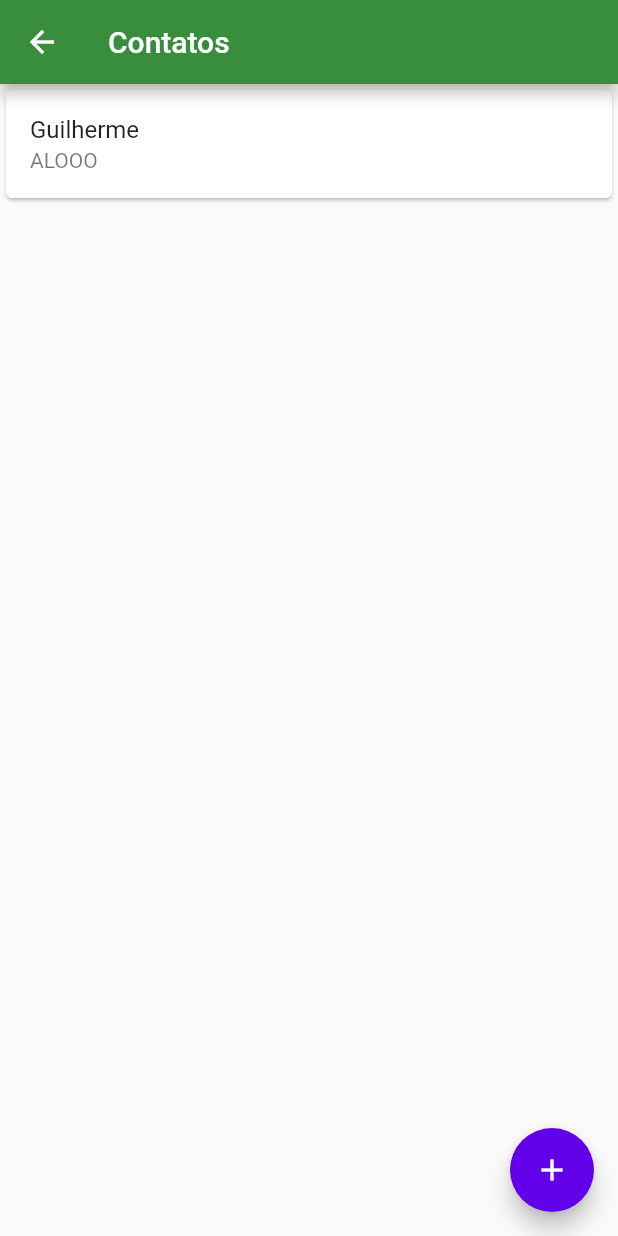
After one commit to DevPrata/bytebankFlutter, a Flutter app: the screen it shows after launch, after a tap on "Contacts", on a phone screen of 412 x 824 dp. The commit adds this screen. Run offline on Flutter 3.47's test engine with Material 2 defaults, Android fonts, the phone set to English and light mode, and no system bars.

Commit message:
[Feature] Criando a Lista de contato e chamando no dashboard

```diff
--- a/lib/main.dart
+++ b/lib/main.dart
@@ -1,3 +1,4 @@
+import 'package:bytebank/screen/contacts_list/contacts_list.dart';
 import 'package:bytebank/screen/dashboard/dashboard.dart';
 import 'package:bytebank/screen/transferencia/formulario.dart';
 import 'package:bytebank/screen/transferencia/lista.dart';
@@ -27,6 +28,7 @@ class ByteBankApp extends StatelessWidget {
         '/ListTransferencia': (context) => ListaTransferencia(),
         '/FormularioTransferencia': (context) => FormularioTransferencia(),
         '/Dashboard': (context) => Dashboard(),
+        '/Contatos': (context) => ContactList(),
       },
 
 
--- /dev/null
+++ b/lib/screen/contacts_list/contacts_list.dart
@@ -0,0 +1,29 @@
+import 'package:flutter/material.dart';
+
+const _tituloAppBar = 'Contatos';
+
+class ContactList extends StatelessWidget {
+  @override
+  Widget build(BuildContext context) {
+    return Scaffold(
+      appBar: AppBar(
+        title: Text(_tituloAppBar),
+      ),
+
+      body: ListView(
+        children: <Widget>[
+          Card(
+            child: ListTile(
+              title: Text("Guilherme"),
+              subtitle: Text("ALOOO"),
+            ),
+          )
+        ],
+      ),
+      floatingActionButton: FloatingActionButton(
+        onPressed: () =>{},
+        child: Icon(Icons.add),
+      ),
+    );
+  }
+}
--- a/lib/screen/dashboard/dashboard.dart
+++ b/lib/screen/dashboard/dashboard.dart
@@ -18,9 +18,14 @@ class Dashboard extends StatelessWidget {
             Image.asset("images/bytebank_logo.png"),
             Padding(
               padding: const EdgeInsets.all(8.0),
+              child: Material(
+                color: Colors.green[700],
+                child: InkWell(
+                  onTap: () {
+                    Navigator.pushNamed(context,'/Contatos');
+                  },
                   child: Container(
                     padding: EdgeInsets.all(8.0),
-                color: Colors.green[700],
                     height: 100,
                     width: 150,
                     child: Column(
@@ -39,6 +44,8 @@ class Dashboard extends StatelessWidget {
                       ],
                     ),
                   ),
+                ),
+              ),
             )
           ],
         ),
```
Also changed, not shown: lib/screen/contact_form/contact_form.dart (added). Lines whose indentation alone changed are shown as unchanged.
